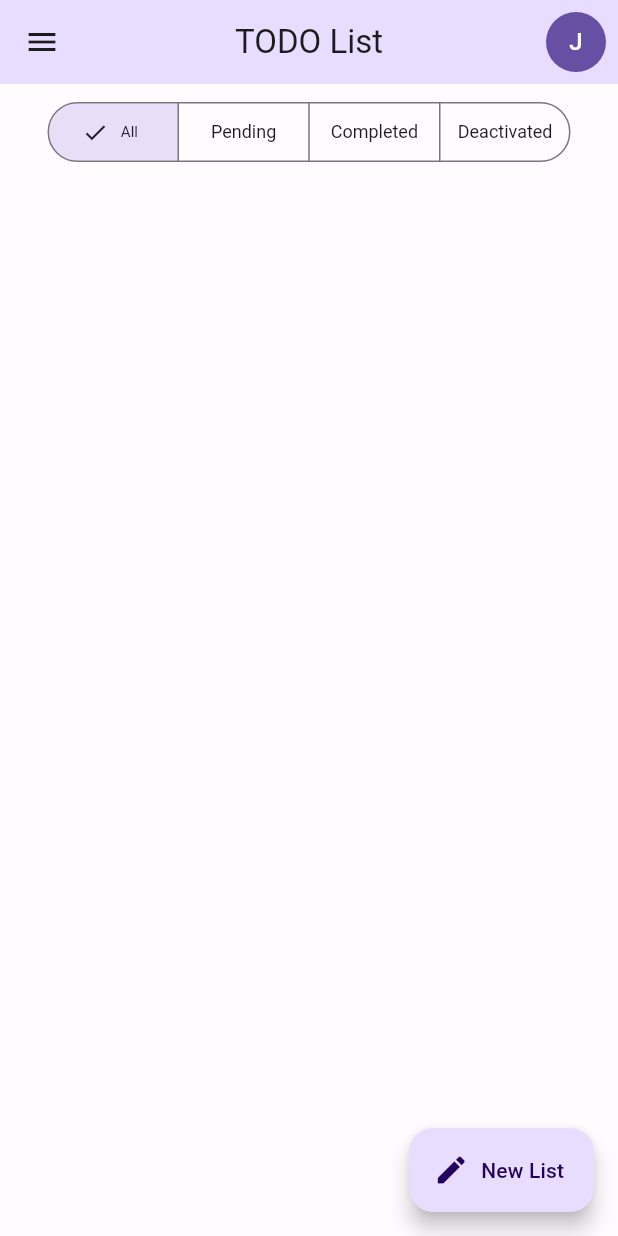
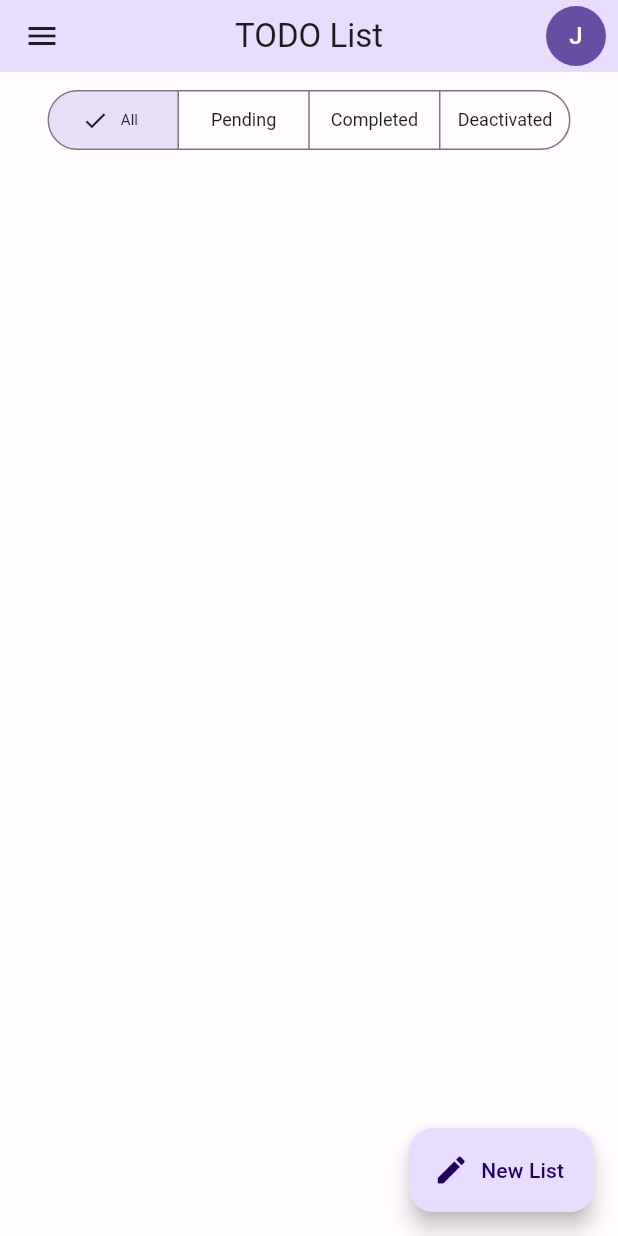
Before and after one commit to joaoGabriel55/todo-list-flutterando, a Flutter app: the screen it shows after launch, on a phone screen of 412 x 824 dp. Run offline on Flutter 3.47's test engine with Material 2 defaults, Android fonts, the phone set to English and light mode, and no system bars; our stand-ins replace flutter_modular.

Commit message:
refactor: some changes

```diff
--- a/app/lib/src/edit_task_board/edit_task_board_page.dart
+++ b/app/lib/src/edit_task_board/edit_task_board_page.dart
@@ -1,4 +1,5 @@
 import 'package:flutter/material.dart';
+import 'package:todo_list/src/shared/widgets/custom_app_bar.dart';
 
 class EditTaskBoardPage extends StatefulWidget {
   const EditTaskBoardPage({super.key});
@@ -10,8 +11,8 @@ class EditTaskBoardPage extends StatefulWidget {
 class _EditTaskBoardPageState extends State<EditTaskBoardPage> {
   @override
   Widget build(BuildContext context) {
-    return Scaffold(
-      appBar: AppBar(title: const Text('Edit')),
+    return const Scaffold(
+      appBar: CustomAppBar(title: 'Edit'),
     );
   }
 }
--- a/app/lib/src/home/home_page.dart
+++ b/app/lib/src/home/home_page.dart
@@ -1,6 +1,6 @@
 import 'package:flutter/material.dart';
 import 'package:todo_list/src/home/widgets/custom_drawer.dart';
-import 'package:todo_list/src/shared/widgets/user_image_button.dart';
+import 'package:todo_list/src/shared/widgets/custom_app_bar.dart';
 
 class HomePage extends StatefulWidget {
   const HomePage({super.key});
@@ -14,15 +14,7 @@ class _HomePageState extends State<HomePage> {
   Widget build(BuildContext context) {
     return Scaffold(
       drawer: const CustomDrawer(),
-      appBar: AppBar(
-        title: const Text('TODO List'),
-        actions: const [
-          Padding(
-            padding: EdgeInsets.only(right: 8),
-            child: UserImageButton(),
-          ),
-        ],
-      ),
+      appBar: const CustomAppBar(title: 'TODO List'),
       body: Center(
         child: Column(
           children: [
--- a/app/lib/src/settings/settings_page.dart
+++ b/app/lib/src/settings/settings_page.dart
@@ -1,4 +1,5 @@
 import 'package:flutter/material.dart';
+import 'package:todo_list/src/shared/widgets/custom_app_bar.dart';
 
 class SettingsPage extends StatefulWidget {
   const SettingsPage({super.key});
@@ -10,8 +11,8 @@ class SettingsPage extends StatefulWidget {
 class _SettingsPageState extends State<SettingsPage> {
   @override
   Widget build(BuildContext context) {
-    return Scaffold(
-      appBar: AppBar(title: const Text('Settings')),
+    return const Scaffold(
+      appBar: CustomAppBar(title: 'Settings'),
     );
   }
 }
--- /dev/null
+++ b/app/lib/src/shared/widgets/custom_app_bar.dart
@@ -0,0 +1,24 @@
+import 'package:flutter/material.dart';
+import 'package:todo_list/src/shared/widgets/user_image_button.dart';
+
+class CustomAppBar extends StatelessWidget with PreferredSizeWidget {
+  final String title;
+
+  const CustomAppBar({super.key, required this.title});
+
+  @override
+  Widget build(BuildContext context) {
+    return AppBar(
+      title: Text(title),
+      actions: const [
+        Padding(
+          padding: EdgeInsets.only(right: 8),
+          child: UserImageButton(),
+        ),
+      ],
+    );
+  }
+
+  @override
+  Size get preferredSize => const Size.fromHeight(48);
+}
--- a/app/lib/src/shared/widgets/user_image_button.dart
+++ b/app/lib/src/shared/widgets/user_image_button.dart
@@ -5,10 +5,12 @@ class UserImageButton extends StatelessWidget {
 
   @override
   Widget build(BuildContext context) {
+    final colorScheme = Theme.of(context).colorScheme;
+
     return GestureDetector(
       child: CircleAvatar(
-        backgroundColor: Theme.of(context).primaryColor,
-        foregroundColor: Colors.white,
+        backgroundColor: colorScheme.primary,
+        foregroundColor: colorScheme.onPrimary,
         child: const Text('J'),
       ),
     );
```
